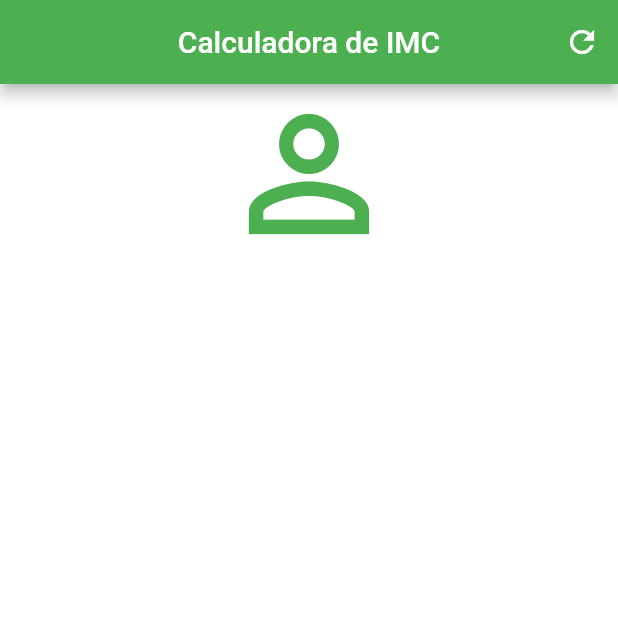
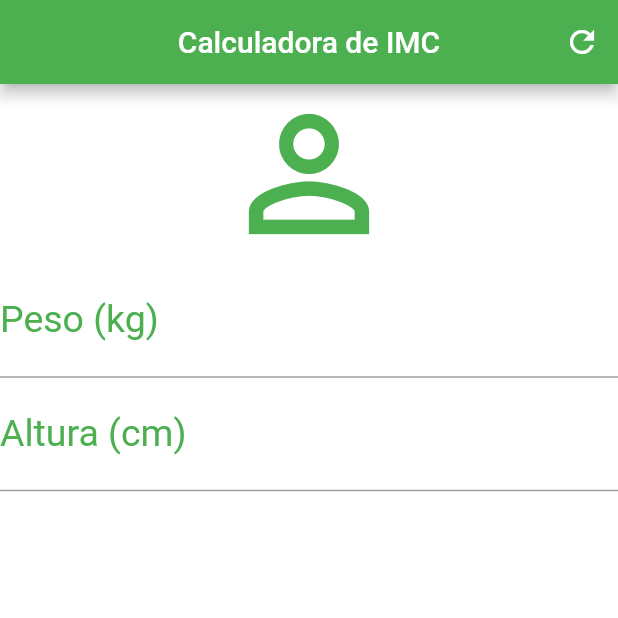
Before and after one commit to leonardovasconcelos/flutter_calculo_imc, a Flutter app: the screen it shows after launch, on a phone screen of 412 x 824 dp, the top half of it. Run offline on Flutter 3.47's test engine with Material 2 defaults, Android fonts, the phone set to English and light mode, and no system bars.

Commit message:
Inserção dos campos Peso e Altura (Textfield)

```diff
--- a/lib/main.dart
+++ b/lib/main.dart
@@ -31,7 +31,29 @@ class _HomeState extends State<Home> {
       body: Column(
         crossAxisAlignment: CrossAxisAlignment.stretch,
         children: <Widget>[
-          Icon(Icons.person_outline, size: 120.0, color: Colors.green)
+          Icon(Icons.person_outline, size: 120.0, color: Colors.green),
+          TextField(
+            keyboardType: TextInputType.number,
+            decoration: InputDecoration(
+              labelText: "Peso (kg)",
+              labelStyle: TextStyle(
+                color: Colors.green,
+              ),
+            ),
+            textAlign: TextAlign.center,
+            style: TextStyle(color: Colors.green, fontSize: 25.0),
+          ),
+          TextField(
+            keyboardType: TextInputType.number,
+            decoration: InputDecoration(
+              labelText: "Altura (cm)",
+              labelStyle: TextStyle(
+                color: Colors.green,
+              ),
+            ),
+            textAlign: TextAlign.center,
+            style: TextStyle(color: Colors.green, fontSize: 25.0),
+          )
         ],
       ),
     );
```
